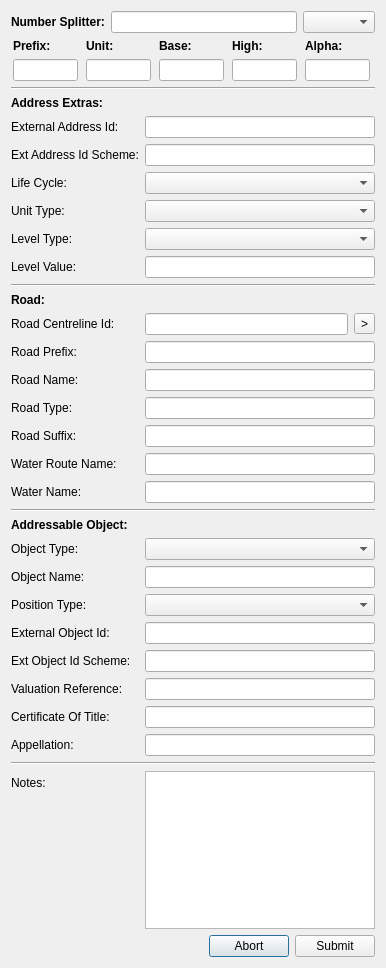
linz/QGIS-AIMS-Plugin, file AimsUI/AimsClient/Gui/Ui_NewAddressDialog.ui: the form before one commit.
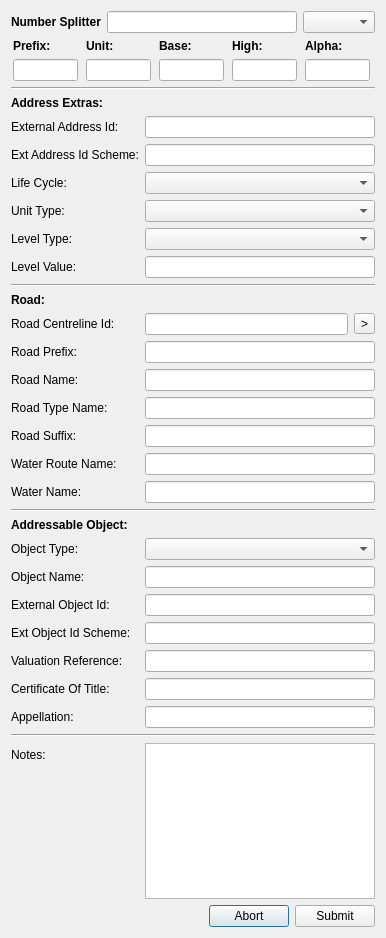
The form after the commit.

Diff of the .ui file:
```diff
--- a/AimsUI/AimsClient/Gui/Ui_NewAddressDialog.ui
+++ b/AimsUI/AimsClient/Gui/Ui_NewAddressDialog.ui
@@ -7,7 +7,7 @@
     <x>0</x>
     <y>0</y>
     <width>386</width>
-    <height>968</height>
+    <height>938</height>
    </rect>
   </property>
   <property name="windowTitle">
@@ -25,7 +25,7 @@
         </font>
        </property>
        <property name="text">
-        <string>Number Splitter:</string>
+        <string>Number Splitter</string>
        </property>
       </widget>
      </item>
@@ -363,7 +363,7 @@
         </font>
        </property>
        <property name="text">
-        <string>Road Type:</string>
+        <string>Road Type Name:</string>
        </property>
       </widget>
      </item>
@@ -473,42 +473,42 @@
        </property>
       </widget>
      </item>
-     <item row="21" column="0">
+     <item row="20" column="0">
       <widget class="QLabel" name="externalObjectIdLabel">
        <property name="text">
         <string>External Object Id:</string>
        </property>
       </widget>
      </item>
-     <item row="21" column="1">
+     <item row="20" column="1">
       <widget class="QLineEdit" name="uExternalObjectId">
        <property name="maxLength">
         <number>15</number>
        </property>
       </widget>
      </item>
-     <item row="22" column="0">
+     <item row="21" column="0">
       <widget class="QLabel" name="extObjectIdSchemeLabel">
        <property name="text">
         <string>Ext Object Id Scheme:</string>
        </property>
       </widget>
      </item>
-     <item row="22" column="1">
+     <item row="21" column="1">
       <widget class="QLineEdit" name="uExtObjectIdScheme">
        <property name="maxLength">
         <number>100</number>
        </property>
       </widget>
      </item>
-     <item row="23" column="0">
+     <item row="22" column="0">
       <widget class="QLabel" name="valuationReferenceLabel">
        <property name="text">
         <string>Valuation Reference:</string>
        </property>
       </widget>
      </item>
-     <item row="23" column="1">
+     <item row="22" column="1">
       <widget class="QLineEdit" name="uValuationReference">
        <property name="baseSize">
         <size>
@@ -521,35 +521,35 @@
        </property>
       </widget>
      </item>
-     <item row="24" column="0">
+     <item row="23" column="0">
       <widget class="QLabel" name="certificateOfTitleLabel">
        <property name="text">
         <string>Certificate Of Title:</string>
        </property>
       </widget>
      </item>
-     <item row="24" column="1">
+     <item row="23" column="1">
       <widget class="QLineEdit" name="uCertificateOfTitle">
        <property name="maxLength">
         <number>20</number>
        </property>
       </widget>
      </item>
-     <item row="25" column="0">
+     <item row="24" column="0">
       <widget class="QLabel" name="appellationLabel">
        <property name="text">
         <string>Appellation:</string>
        </property>
       </widget>
      </item>
-     <item row="25" column="1">
+     <item row="24" column="1">
       <widget class="QLineEdit" name="uAppellation">
        <property name="maxLength">
         <number>500</number>
        </property>
       </widget>
      </item>
-     <item row="27" column="1">
+     <item row="26" column="1">
       <widget class="QPlainTextEdit" name="uNotes">
        <property name="sizePolicy">
         <sizepolicy hsizetype="Expanding" vsizetype="Expanding">
@@ -577,14 +577,14 @@
        </property>
       </widget>
      </item>
-     <item row="26" column="0" colspan="2">
+     <item row="25" column="0" colspan="2">
       <widget class="Line" name="line_2">
        <property name="orientation">
         <enum>Qt::Horizontal</enum>
        </property>
       </widget>
      </item>
-     <item row="27" column="0">
+     <item row="26" column="0">
       <widget class="QLabel" name="label_4">
        <property name="text">
         <string>Notes:</string>
@@ -609,16 +609,6 @@
        </item>
       </layout>
      </item>
-     <item row="20" column="1">
-      <widget class="QComboBox" name="uPositionType"/>
-     </item>
-     <item row="20" column="0">
-      <widget class="QLabel" name="label_7">
-       <property name="text">
-        <string>Position Type:</string>
-       </property>
-      </widget>
-     </item>
     </layout>
    </item>
    <item>
```
Left out of the diff: 2 changed lines with no effect on the pictures.
